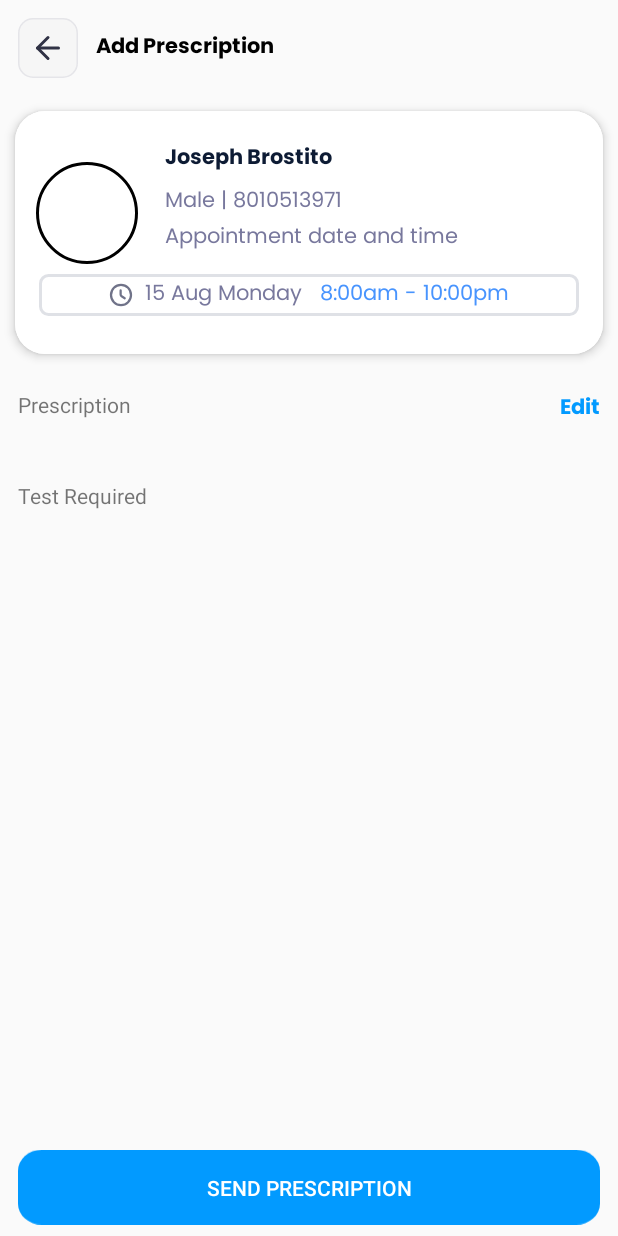
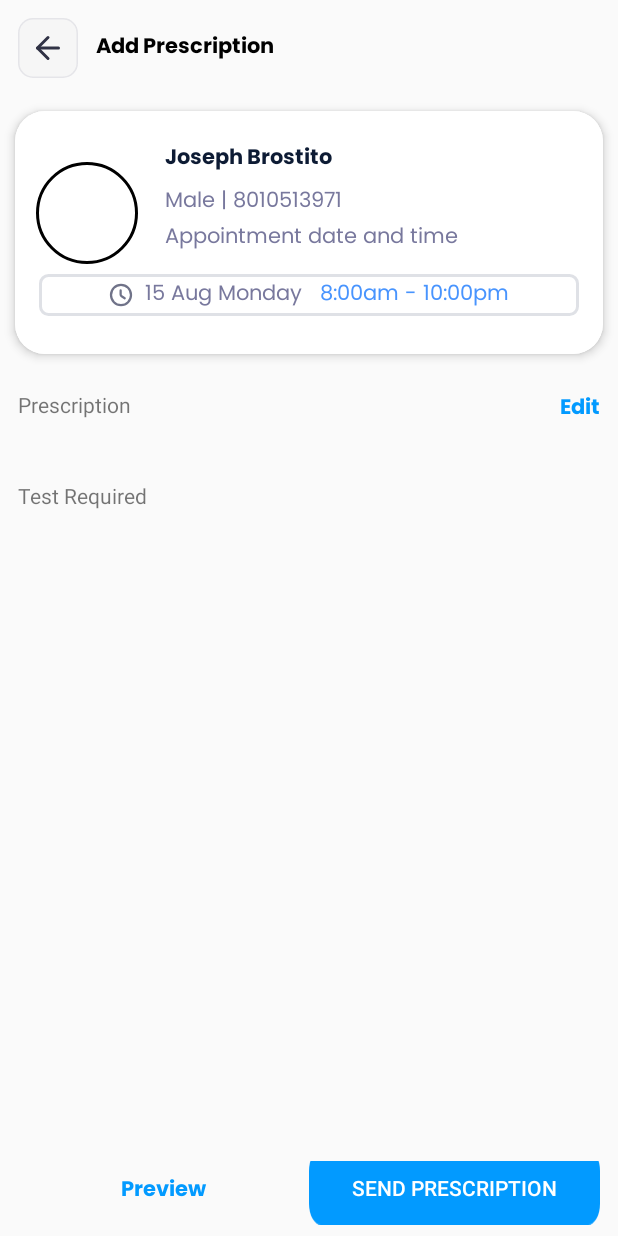
Before and after one commit to medwiz/MedWiz-Android, an Android app: the SendPrescriptionActivity screen opened directly, with no data from a screen before it, on a phone screen of 412 x 824 dp. Run offline under Robolectric (Android 15) with nearby library versions, the phone set to English and light mode, and no system bars; our stand-ins replace CircleImageView, Dagger/Hilt's generated code; 2 statements that could not run were skipped.

Commit message:
Added Preview

```diff
--- a/app/src/main/res/layout/activity_send_prescription.xml
+++ b/app/src/main/res/layout/activity_send_prescription.xml
@@ -1,12 +1,17 @@
 <?xml version="1.0" encoding="utf-8"?>
-<androidx.constraintlayout.widget.ConstraintLayout
+<FrameLayout
     xmlns:android="http://schemas.android.com/apk/res/android"
     xmlns:app="http://schemas.android.com/apk/res-auto"
     xmlns:tools="http://schemas.android.com/tools"
     android:layout_width="match_parent"
     android:layout_height="match_parent"
+    android:id="@+id/frameLayout"
     tools:context=".doctorsView.docotorUi.consult.AddPrescriptionsActivity">
 
+    <androidx.constraintlayout.widget.ConstraintLayout
+        android:layout_width="match_parent"
+        android:layout_height="match_parent"
+        android:id="@+id/container">
         <LinearLayout
             android:layout_width="match_parent"
             android:layout_height="wrap_content"
@@ -102,12 +107,37 @@
 
         </LinearLayout>
 
+        <LinearLayout
+            android:layout_width="match_parent"
+            android:layout_height="wrap_content"
+            android:orientation="horizontal"
+            android:weightSum="2"
+            android:layout_marginStart="@dimen/h6_dp_12"
+            android:layout_marginEnd="@dimen/h6_dp_12"
+            app:layout_constraintBottom_toBottomOf="parent"
+            app:layout_constraintEnd_toEndOf="parent"
+            app:layout_constraintStart_toStartOf="parent">
+
+            <TextView
+                android:layout_width="0dp"
+                android:layout_height="50dp"
+                android:id="@+id/tvPreview"
+                android:layout_weight="1"
+                android:text="@string/preview"
+                android:textColor="@color/blue"
+                android:gravity="center"
+                android:textStyle="bold"
+                android:fontFamily="@font/poppins_bold"
+                android:textSize="@dimen/h5_sp_14"
+                android:lineSpacingExtra="15sp"
+                android:translationY="-7.5sp"
+                />
+
             <androidx.appcompat.widget.AppCompatButton
-        android:layout_width="match_parent"
+                android:layout_width="0dp"
                 android:layout_height="50dp"
                 android:id="@+id/btSend"
-        android:layout_marginStart="@dimen/h6_dp_12"
-        android:layout_marginEnd="@dimen/h6_dp_12"
+                android:layout_weight="1"
                 android:text="@string/send_prescription"
                 android:textColor="@color/white"
                 android:gravity="center"
@@ -115,10 +145,18 @@
                 android:lineSpacingExtra="15sp"
                 android:translationY="-7.5sp"
                 android:background="@drawable/ic_rectangle"
-        app:layout_constraintBottom_toBottomOf="parent"
-        app:layout_constraintEnd_toEndOf="parent"
-        app:layout_constraintStart_toStartOf="parent"/>
+                />
+
+        </LinearLayout>
+    </androidx.constraintlayout.widget.ConstraintLayout>
 
 
 
-</androidx.constraintlayout.widget.ConstraintLayout>
+
+
+
+
+
+
+
+</FrameLayout>
--- a/app/src/main/res/layout/fragment_sign_up.xml
+++ b/app/src/main/res/layout/fragment_sign_up.xml
@@ -1,5 +1,6 @@
 <?xml version="1.0" encoding="utf-8"?>
-<androidx.constraintlayout.widget.ConstraintLayout xmlns:android="http://schemas.android.com/apk/res/android"
+<androidx.constraintlayout.widget.ConstraintLayout
+    xmlns:android="http://schemas.android.com/apk/res/android"
     android:layout_width="match_parent"
     android:layout_height="match_parent"
     xmlns:app="http://schemas.android.com/apk/res-auto"
--- a/app/src/main/res/values/strings.xml
+++ b/app/src/main/res/values/strings.xml
@@ -92,4 +92,5 @@
     <string name="edit">Edit</string>
     <string name="test_required">Test Required</string>
     <string name="send_prescription">Send Prescription</string>
+    <string name="preview">Preview</string>
 </resources>
```
Also changed, not shown: app/src/main/java/com/medwiz/medwiz/doctorsView/docotorUi/consult/PreviewPrescriptionFragment.kt (added, +19 -0 lines), app/src/main/java/com/medwiz/medwiz/doctorsView/docotorUi/consult/SendPrescriptionActivity.kt (+19 -1 lines), app/src/main/res/layout/fragment_preview.xml (added, +243 -0 lines). Lines whose indentation alone changed are shown as unchanged.
